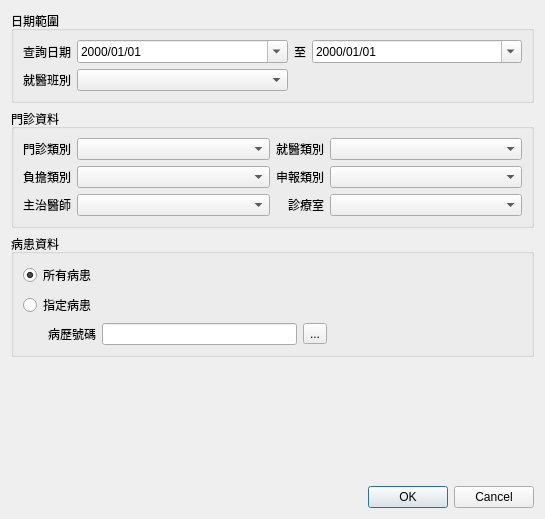
Above: ui/dialog_medical_record_list.ui from picacat/pyMedical before the change. Below: the same form after it.
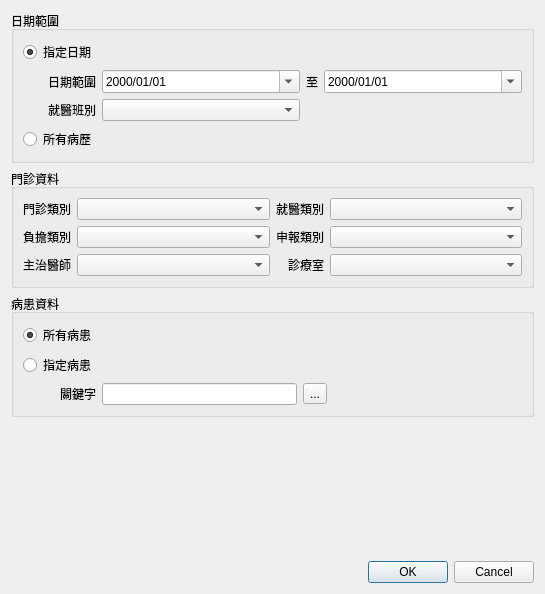
That is the form after the change. Icons and pictures are not drawn.

Patch:
```diff
--- a/ui/dialog_medical_record_list.ui
+++ b/ui/dialog_medical_record_list.ui
@@ -10,7 +10,7 @@
     <x>0</x>
     <y>0</y>
     <width>545</width>
-    <height>519</height>
+    <height>594</height>
    </rect>
   </property>
   <property name="sizePolicy">
@@ -35,7 +35,17 @@
       <bool>true</bool>
      </property>
      <layout class="QGridLayout" name="gridLayout">
-      <item row="0" column="3">
+      <item row="0" column="0">
+       <widget class="QRadioButton" name="radioButton_range_date">
+        <property name="text">
+         <string>指定日期</string>
+        </property>
+        <property name="checked">
+         <bool>true</bool>
+        </property>
+       </widget>
+      </item>
+      <item row="1" column="3">
        <widget class="QDateEdit" name="dateEdit_end_date">
         <property name="sizePolicy">
          <sizepolicy hsizetype="Expanding" vsizetype="Fixed">
@@ -57,24 +67,10 @@
         </property>
        </widget>
       </item>
-      <item row="0" column="2">
-       <widget class="QLabel" name="label_2">
-        <property name="text">
-         <string>至</string>
-        </property>
-        <property name="alignment">
-         <set>Qt::AlignCenter</set>
-        </property>
-       </widget>
+      <item row="2" column="1">
+       <widget class="QComboBox" name="comboBox_period"/>
       </item>
-      <item row="1" column="0">
-       <widget class="QLabel" name="label_3">
-        <property name="text">
-         <string>就醫班別</string>
-        </property>
-       </widget>
-      </item>
-      <item row="0" column="1">
+      <item row="1" column="1">
        <widget class="QDateEdit" name="dateEdit_start_date">
         <property name="sizePolicy">
          <sizepolicy hsizetype="Expanding" vsizetype="Fixed">
@@ -105,25 +101,40 @@
         </property>
        </widget>
       </item>
-      <item row="1" column="1">
-       <widget class="QComboBox" name="comboBox_period"/>
+      <item row="2" column="0">
+       <widget class="QLabel" name="label_period">
+        <property name="text">
+         <string>就醫班別</string>
+        </property>
+        <property name="alignment">
+         <set>Qt::AlignRight|Qt::AlignTrailing|Qt::AlignVCenter</set>
+        </property>
+       </widget>
       </item>
-      <item row="0" column="0" alignment="Qt::AlignLeft">
-       <widget class="QLabel" name="label">
-        <property name="sizePolicy">
-         <sizepolicy hsizetype="Preferred" vsizetype="Preferred">
-          <horstretch>0</horstretch>
-          <verstretch>0</verstretch>
-         </sizepolicy>
+      <item row="1" column="2">
+       <widget class="QLabel" name="label_between">
+        <property name="text">
+         <string>至</string>
         </property>
-        <property name="autoFillBackground">
-         <bool>false</bool>
+        <property name="alignment">
+         <set>Qt::AlignCenter</set>
         </property>
+       </widget>
+      </item>
+      <item row="3" column="0">
+       <widget class="QRadioButton" name="radioButton_all_date">
         <property name="text">
-         <string>查詢日期</string>
+         <string>所有病歷</string>
         </property>
-        <property name="wordWrap">
-         <bool>false</bool>
+       </widget>
+      </item>
+      <item row="1" column="0">
+       <widget class="QLabel" name="label_date">
+        <property name="text">
+         <string>日期範圍</string>
+        </property>
+        <property name="alignment">
+         <set>Qt::AlignRight|Qt::AlignTrailing|Qt::AlignVCenter</set>
         </property>
        </widget>
       </item>
@@ -281,7 +292,7 @@
       <item row="2" column="0">
        <widget class="QLabel" name="label_patient_key">
         <property name="text">
-         <string>病歷號碼</string>
+         <string>關鍵字</string>
         </property>
         <property name="alignment">
          <set>Qt::AlignRight|Qt::AlignTrailing|Qt::AlignVCenter</set>
```
Left out of the diff: 18 changed lines with no effect on the pictures.
